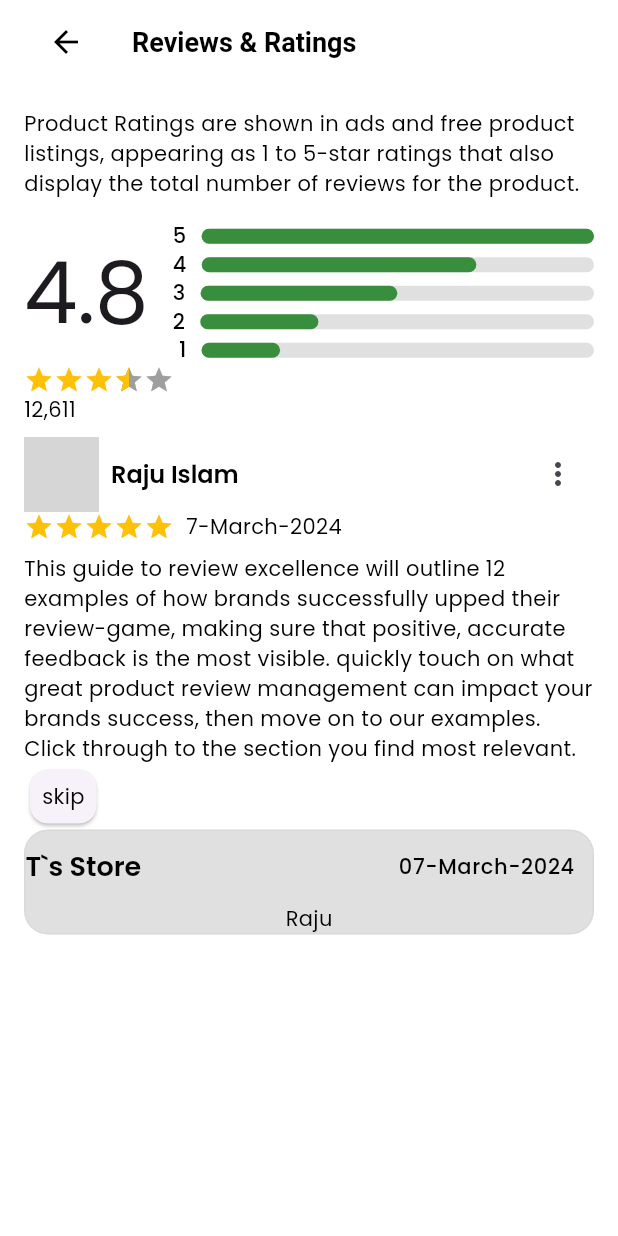
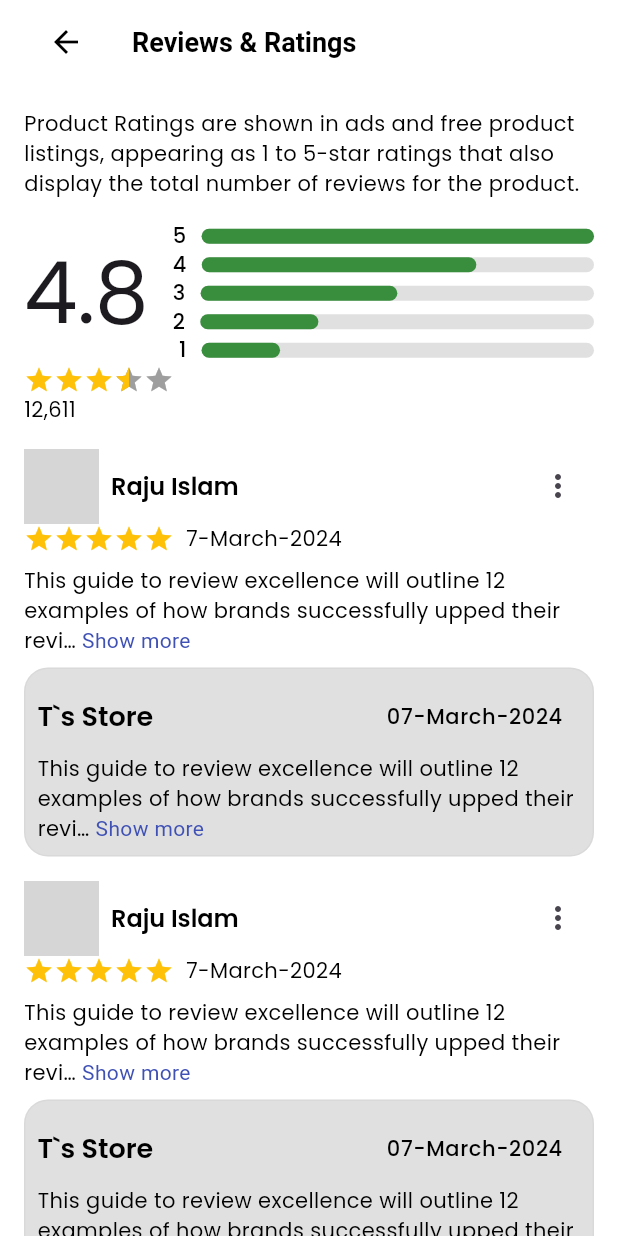
Before and after one commit to araful39/e-mart-app, a Flutter app: the ProductReviewScreen screen opened directly, on a phone screen of 412 x 824 dp. Run offline on Flutter 3.47's test engine with Material 3 defaults, Android fonts, the phone set to English and light mode, and no system bars; drawn by our look-alikes of flutter_rating_bar, readmore; our stand-ins replace carousel_slider, get; network calls fail; grey boxes are pictures that could not be loaded.

Commit message:
Reviews & Ratings page done

```diff
--- a/lib/common/widgets/texts/section_heading.dart
+++ b/lib/common/widgets/texts/section_heading.dart
@@ -8,10 +8,11 @@ class RSectionHeading extends StatelessWidget {
     this.onpress,
     this.subText,
     this.showActionButton = false,
-    this.textColor,
+    this.textColor, this.buttonColor,
   });
   final String name;
   final Color? textColor;
+  final Color? buttonColor;
   final String? subText;
   final bool showActionButton;
   final VoidCallback? onpress;
@@ -33,8 +34,8 @@ class RSectionHeading extends StatelessWidget {
           TextButton(
               onPressed: onpress,
               child: Text(
-                subText ?? "view all",
-                style: Theme.of(context).textTheme.bodySmall!.apply(color: textColor ?? Colors.black),
+                subText ?? "view ",
+                style: Theme.of(context).textTheme.bodySmall!.apply(color: buttonColor ?? Colors.black),
               )),
       ],
     );
--- a/lib/features/shop/controllers/product_review_screen_controller.dart
+++ /dev/null
@@ -1,10 +0,0 @@
-import 'package:get/get.dart';
-
-class ProductReviewAndRatingController extends GetxController{
- RxBool isExpanded=true.obs;
-
-  toggleExpanded(){
-   isExpanded.value=!isExpanded.value;
- }
-
-}
--- a/lib/features/shop/screens/product_review_and_rating/product_review_and_rating.dart
+++ b/lib/features/shop/screens/product_review_and_rating/product_review_and_rating.dart
@@ -32,7 +32,10 @@ class ProductReviewScreen extends StatelessWidget {
                const SizedBox(
                  height: RSizes.sm,
                ),
-               const RUserReviewCard()
+               const RUserReviewCard(),
+               const RUserReviewCard(),
+              const RUserReviewCard(),
+               const RUserReviewCard(),
 
 
             ],
--- a/lib/features/shop/screens/product_review_and_rating/widget/r_user_review_card.dart
+++ b/lib/features/shop/screens/product_review_and_rating/widget/r_user_review_card.dart
@@ -1,13 +1,11 @@
 import 'package:e_mart/common/widgets/custom_shapes/container/rounded_container.dart';
 import 'package:e_mart/common/widgets/images/r_circular_image_with_clipOval.dart';
 import 'package:e_mart/common/widgets/products/rating/r_rating_bar_indicator.dart';
-import 'package:e_mart/common/widgets/texts/r_text_show_and_less.dart';
 import 'package:e_mart/common/widgets/texts/section_heading.dart';
-import 'package:e_mart/features/shop/controllers/product_review_screen_controller.dart';
 import 'package:e_mart/utills/constants/colors.dart';
 import 'package:e_mart/utills/constants/sizes.dart';
 import 'package:flutter/material.dart';
-import 'package:get/get.dart';
+import 'package:readmore/readmore.dart';
 
 class RUserReviewCard extends StatelessWidget {
   const RUserReviewCard({
@@ -16,8 +14,10 @@ class RUserReviewCard extends StatelessWidget {
 
   @override
   Widget build(BuildContext context) {
-    final controller=Get.put(ProductReviewAndRatingController());
-    return Column(
+
+    return Padding(
+      padding: const EdgeInsets.symmetric(vertical: 8),
+      child: Column(
         children: [
           Row(
             mainAxisAlignment: MainAxisAlignment.spaceBetween,
@@ -40,7 +40,9 @@ class RUserReviewCard extends StatelessWidget {
                   )
                 ],
               ),
-            IconButton(onPressed: () {}, icon: const Icon(Icons.more_vert))
+              IconButton(onPressed: () {
+
+              }, icon: const Icon(Icons.more_vert))
             ],
           ),
           const RRatingBarIndicator(
@@ -50,31 +52,46 @@ class RUserReviewCard extends StatelessWidget {
           const SizedBox(
             height: RSizes.sm,
           ),
-        Obx(() => Column(
-          crossAxisAlignment: CrossAxisAlignment.start,
-          children: [
-            Text(
-              "This guide to review excellence will outline 12 examples of how brands successfully upped their review-game, making sure that positive, accurate feedback is the most visible. quickly touch on what great product review management can impact your brands success, then move on to our examples. Click through to the section you find most relevant. ",
-              maxLines: controller.isExpanded.value ? 12: 2,overflow: TextOverflow.ellipsis,
+           const ReadMoreText("This guide to review excellence will outline 12 examples of how brands successfully upped their review-game, making sure that positive, accurate feedback is the most visible. quickly touch on what great product review management can impact your brands success, then move on to our examples. Click through to the section you find most relevant. ",
+
+             trimLength:100 ,
+            colorClickableText: Colors.indigo,
+            trimCollapsedText: "Show more",
+            moreStyle: TextStyle(color: Colors.indigo),
+            trimExpandedText: "Show less",
+             lessStyle: TextStyle(color: Colors.indigo),
+          )
+      ,   const SizedBox(
+            height: RSizes.sm,
           ),
-            RTextShowAndLese(text: controller.isExpanded.value? "skip": "read more", onTap: ()=>controller.toggleExpanded(),),
-          ],
-        ),),
 
 
        const RRoundedContainer(
 
              backgroundColor: RColores.grey,
-          child:  Column(
+             child:  Padding(
+               padding: EdgeInsets.all(8.0),
+               child: Column(
 
                  children: [
                    RSectionHeading(name: "T`s Store",subText: "07-March-2024",showActionButton: true,),
-              Text("Raju")
+
+                   ReadMoreText(
+                     "This guide to review excellence will outline 12 examples of how brands successfully upped their review-game, making sure that positive, accurate feedback is the most visible. quickly touch on what great product review management can impact your brands success, then move on to our examples. Click through to the section you find most relevant. ",
+                     trimLength:100 ,
+                     colorClickableText: Colors.indigo,
+                     trimCollapsedText: "Show more",
+                     moreStyle: TextStyle(color: Colors.indigo),
+                     trimExpandedText: "Show less",
+                     lessStyle: TextStyle(color: Colors.indigo),
+                   ),
                  ],
+               ),
              ),
            )
 
         ],
+      ),
     );
   }
 }
--- a/pubspec.yaml
+++ b/pubspec.yaml
@@ -43,6 +43,7 @@ dependencies:
   get_storage:
   carousel_slider: ^4.2.1
   flutter_rating_bar: ^4.0.1
+  readmore: ^2.2.0
 
 dev_dependencies:
   flutter_test:
```
Also changed, not shown: lib/features/shop/controllers/product_detail_controller.dart (+0 -7 lines), lib/features/shop/screens/product_details/product_detail.dart (+16 -18 lines), lib/common/widgets/texts/r_text_description.dart (added), pubspec.lock. Lines whose indentation alone changed are shown as unchanged.
